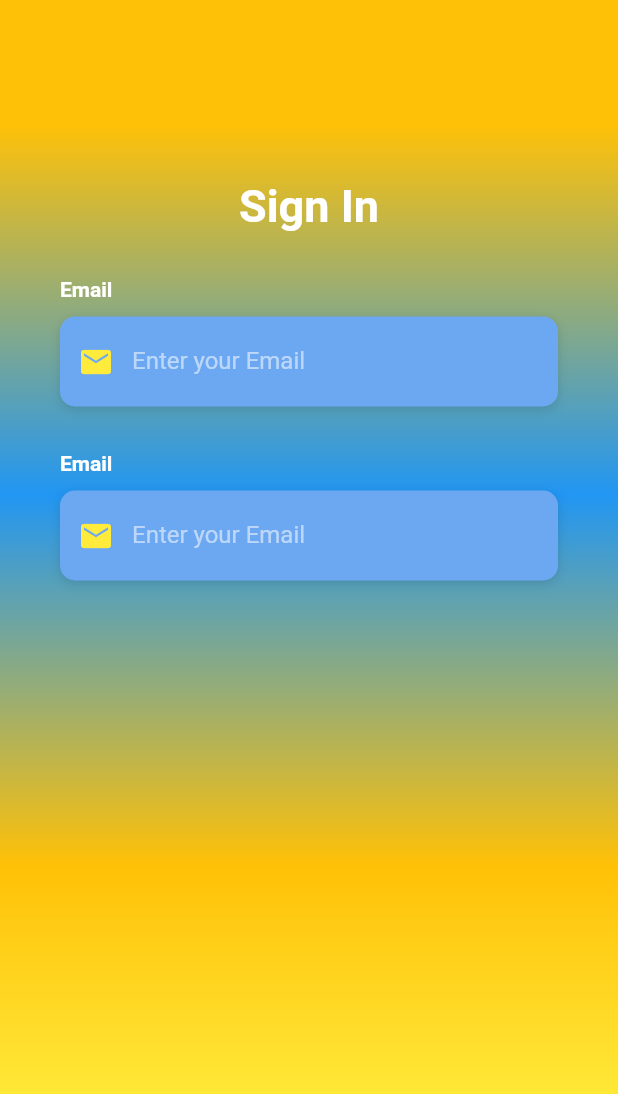
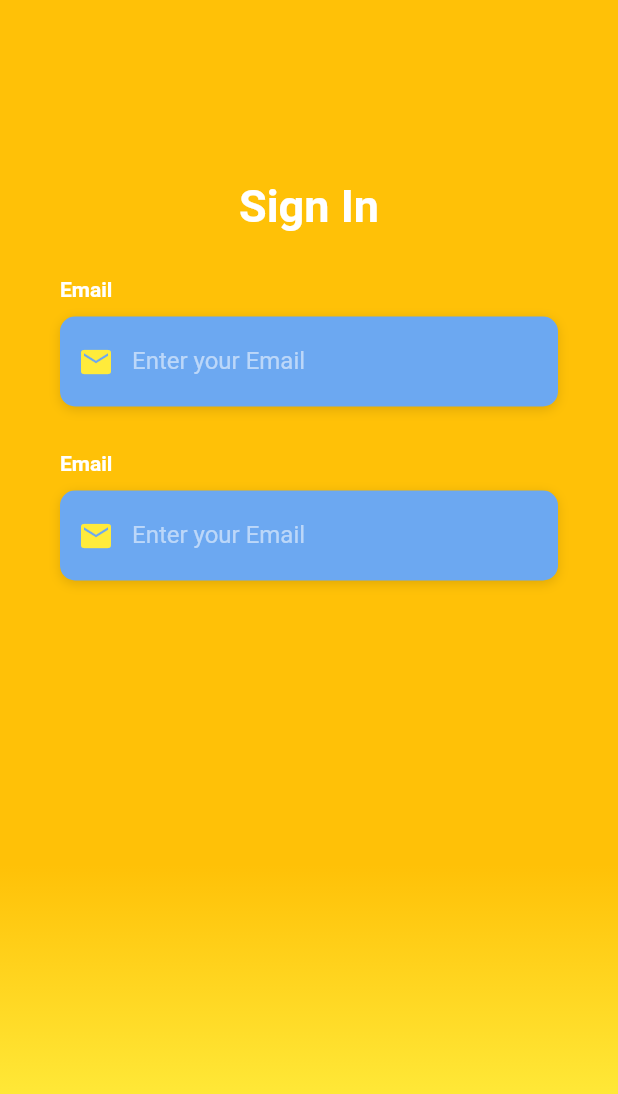
Before and after one commit to LucasOliveira997/beSafeFlutter, a Flutter app: the screen it shows after launch, on a phone screen of 412 x 824 dp. Shown: the top 1094 px of the screen. Run offline on Flutter 3.47's test engine with Material 2 defaults, Android fonts, the phone set to English and light mode, and no system bars; Roboto replaces fonts that are missing (OpenSans).

Commit message:
Initial commit 2

```diff
--- a/lib/login.dart
+++ b/lib/login.dart
@@ -48,7 +48,7 @@ class _LoginScreenState extends State<LoginScreen> {
                 gradient: LinearGradient(
               begin: Alignment.topCenter,
               end: Alignment.bottomCenter,
-              colors: [Colors.amber, Colors.blue, Colors.amber, Colors.yellow],
+              colors: [Colors.amber, Colors.amber, Colors.amber, Colors.yellow],
               stops: [0.1, 0.4, 0.7, 0.9],
             )),
           ),
```
